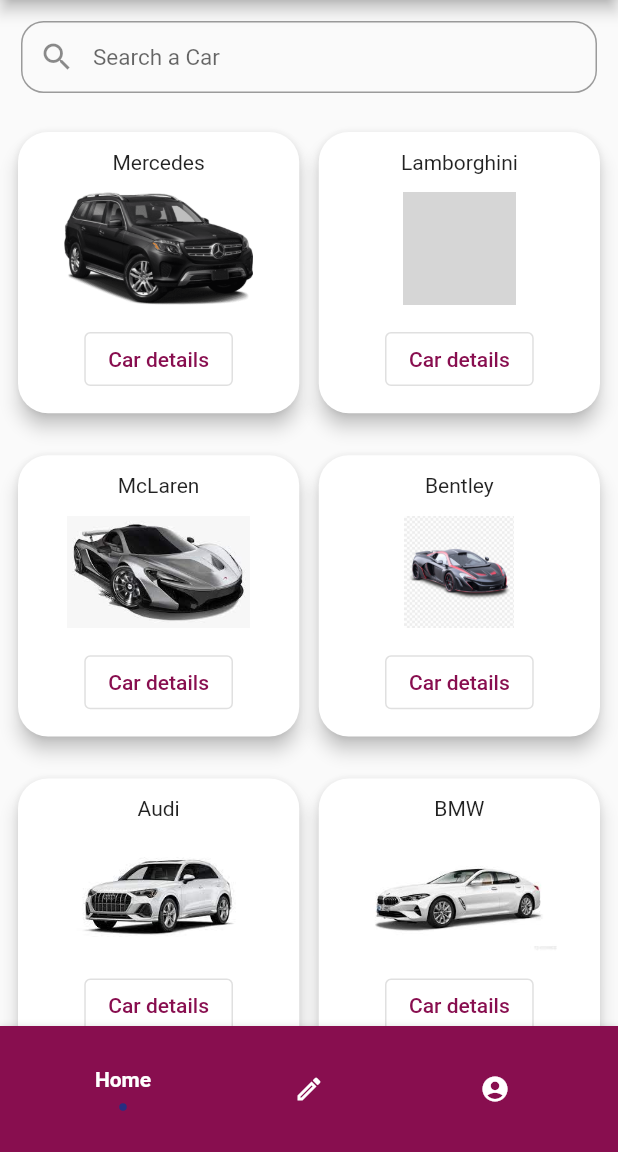
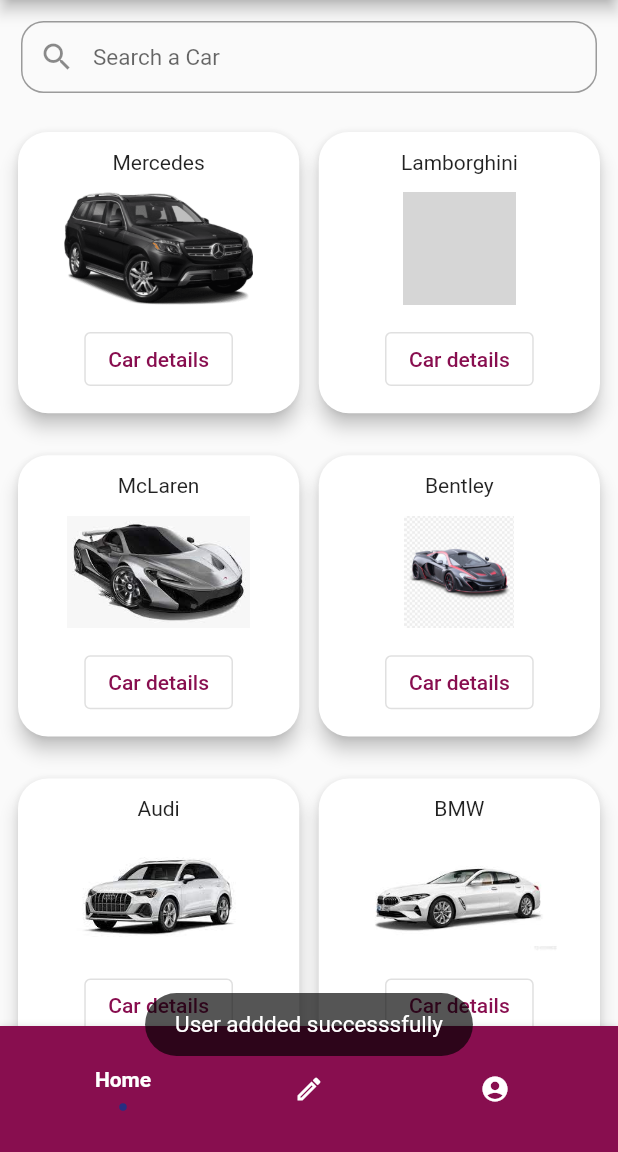
Before and after one commit to jaymalave/FlutterTask, a Flutter app: the DetailSetup screen opened directly, after a tap on "Register", on a phone screen of 412 x 824 dp, the part 84-1236 px from its top. Run offline on Flutter 3.47's test engine with Material 2 defaults, Android fonts, the phone set to English and light mode, and no system bars; our stand-ins replace cloud_firestore, firebase_auth, firebase_core, firebase_messaging, flashy_tab_bar, get and 3 more; missing offline and left inert: dart:html; accounts and stored records are empty; network calls fail; statements that could not run were skipped; grey boxes are pictures that could not be loaded.

Commit message:
minor code pushes

```diff
--- a/lib/utils/constants.dart
+++ b/lib/utils/constants.dart
@@ -19,4 +19,6 @@ class Constants {
   static const home = 'Home';
   static const editProfile = 'Edit Profile';
   static const profile = 'Profile';
+  static const userAdded = "User addded successsfully";
+  static const userNotAdded = "Failed to add this user";
 }
--- a/lib/views/detail_setup.dart
+++ b/lib/views/detail_setup.dart
@@ -4,8 +4,10 @@ import 'package:cloud_firestore/cloud_firestore.dart';
 import 'package:flutter_task/controllers/userdata_controller.dart';
 import 'package:flutter_task/utils/colors.dart';
 import 'package:flutter_task/utils/constants.dart';
+import 'package:flutter_task/utils/user_preferences.dart';
 import 'package:flutter_task/views/home_page.dart';
 import 'package:get/get.dart';
+import 'package:toast/toast.dart';
 
 class DetailSetup extends StatefulWidget {
   const DetailSetup({Key? key}) : super(key: key);
@@ -77,15 +79,26 @@ class _DetailSetupState extends State<DetailSetup> {
                         'userToken': userToken, // 42
                       })
                       .then((value) => {
-                            print("User Added"),
+                            Toast.show(Constants.userAdded, context,
+                                duration: Toast.LENGTH_LONG,
+                                gravity: Toast.BOTTOM),
+                            UserPreferences.setUsername(
+                                userDataController.username),
+                            UserPreferences.setName(_nameController.text),
+                            UserPreferences.setPhone(userDataController.phone),
+                            UserPreferences.setDp(_dpController.text),
+                            UserPreferences.setBio(_bioController.text),
                             Navigator.push(
-                                context,
-                                MaterialPageRoute(
-                                  builder: (context) => const HomePage(),
-                                )),
+                              context,
+                              MaterialPageRoute(
+                                builder: (context) => const HomePage(),
+                              ),
+                            ),
                           })
                       .catchError(
-                          (error) => print("Failed to add user: $error"));
+                        (error) => Toast.show(Constants.userNotAdded, context,
+                            duration: Toast.LENGTH_LONG, gravity: Toast.BOTTOM),
+                      );
 
                   userDataController.setDetails(_nameController.text,
                       _bioController.text, _dpController.text);
```
